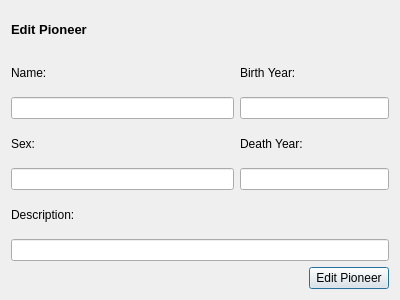
First picture: the form in vika3/ui/editpioneer.ui, repository hlynurstef/Verklegt-namskeid-1-vika-3, before the edit.
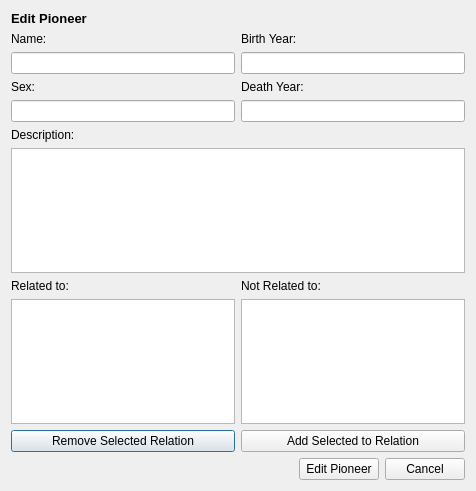
Second picture: the form after the edit. Icons and pictures are not drawn.

Commit message: added layout for edit windows

Diff of the .ui file:
```diff
--- a/vika3/ui/editpioneer.ui
+++ b/vika3/ui/editpioneer.ui
@@ -6,8 +6,8 @@
    <rect>
     <x>0</x>
     <y>0</y>
-    <width>400</width>
-    <height>300</height>
+    <width>476</width>
+    <height>491</height>
    </rect>
   </property>
   <property name="windowTitle">
@@ -17,70 +17,196 @@
    <iconset resource="resources.qrc">
     <normaloff>:/icons/Images/edit_.png</normaloff>:/icons/Images/edit_.png</iconset>
   </property>
-  <layout class="QGridLayout" name="gridLayout">
-   <item row="0" column="0">
-    <widget class="QLabel" name="label">
+  <layout class="QVBoxLayout" name="verticalLayout_5">
+   <item>
+    <widget class="QLabel" name="label_edit_pioneer">
      <property name="text">
       <string>&lt;html&gt;&lt;head/&gt;&lt;body&gt;&lt;p&gt;&lt;span style=&quot; font-size:10pt; font-weight:600;&quot;&gt;Edit Pioneer&lt;/span&gt;&lt;/p&gt;&lt;/body&gt;&lt;/html&gt;</string>
      </property>
     </widget>
    </item>
-   <item row="1" column="0">
+   <item>
+    <layout class="QHBoxLayout" name="horizontalLayout_7">
+     <item>
+      <layout class="QVBoxLayout" name="verticalLayout_4">
+       <item>
+        <layout class="QHBoxLayout" name="horizontalLayout_5">
+         <item>
     <widget class="QLabel" name="label_name">
      <property name="text">
       <string>Name:</string>
      </property>
     </widget>
    </item>
-   <item row="1" column="1">
-    <widget class="QLabel" name="label_birth_year">
+         <item>
+          <widget class="QLabel" name="label_name_error">
      <property name="text">
-      <string>Birth Year:</string>
+            <string/>
      </property>
     </widget>
    </item>
-   <item row="2" column="0">
+        </layout>
+       </item>
+       <item>
     <widget class="QLineEdit" name="edit_name"/>
    </item>
-   <item row="2" column="1" colspan="2">
-    <widget class="QLineEdit" name="edit_birth_year"/>
-   </item>
-   <item row="3" column="0">
+       <item>
+        <layout class="QHBoxLayout" name="horizontalLayout_4">
+         <item>
     <widget class="QLabel" name="label_sex">
      <property name="text">
       <string>Sex:</string>
      </property>
     </widget>
    </item>
-   <item row="3" column="1">
+         <item>
+          <widget class="QLabel" name="label_sex_error">
+           <property name="text">
+            <string/>
+           </property>
+          </widget>
+         </item>
+        </layout>
+       </item>
+       <item>
+        <widget class="QLineEdit" name="edit_sex"/>
+       </item>
+      </layout>
+     </item>
+     <item>
+      <layout class="QVBoxLayout" name="verticalLayout_3">
+       <item>
+        <layout class="QHBoxLayout" name="horizontalLayout_6">
+         <item>
+          <widget class="QLabel" name="label_birth_year">
+           <property name="text">
+            <string>Birth Year:</string>
+           </property>
+          </widget>
+         </item>
+         <item>
+          <widget class="QLabel" name="label_birth_year_error">
+           <property name="text">
+            <string/>
+           </property>
+          </widget>
+         </item>
+        </layout>
+       </item>
+       <item>
+        <widget class="QLineEdit" name="edit_birth_year"/>
+       </item>
+       <item>
     <widget class="QLabel" name="label_death_year">
      <property name="text">
       <string>Death Year:</string>
      </property>
     </widget>
    </item>
-   <item row="4" column="0">
-    <widget class="QLineEdit" name="edit_sex"/>
-   </item>
-   <item row="4" column="1" colspan="2">
+       <item>
     <widget class="QLineEdit" name="edit_death_year"/>
    </item>
-   <item row="5" column="0">
+      </layout>
+     </item>
+    </layout>
+   </item>
+   <item>
+    <layout class="QHBoxLayout" name="horizontalLayout_3">
+     <item>
     <widget class="QLabel" name="label_description">
      <property name="text">
       <string>Description:</string>
      </property>
     </widget>
    </item>
-   <item row="6" column="0" colspan="3">
-    <widget class="QLineEdit" name="edit_description"/>
-   </item>
-   <item row="7" column="2">
+     <item>
+      <widget class="QLabel" name="label_description_error">
+       <property name="text">
+        <string/>
+       </property>
+      </widget>
+     </item>
+    </layout>
+   </item>
+   <item>
+    <widget class="QTextEdit" name="edit_description"/>
+   </item>
+   <item>
+    <layout class="QHBoxLayout" name="horizontalLayout_2">
+     <item>
+      <layout class="QVBoxLayout" name="verticalLayout_2">
+       <item>
+        <widget class="QLabel" name="label_6">
+         <property name="text">
+          <string>Related to:</string>
+         </property>
+        </widget>
+       </item>
+       <item>
+        <widget class="QListWidget" name="list_related_computers"/>
+       </item>
+       <item>
+        <widget class="QPushButton" name="button_remove_relation">
+         <property name="text">
+          <string>Remove Selected Relation</string>
+         </property>
+        </widget>
+       </item>
+      </layout>
+     </item>
+     <item>
+      <layout class="QVBoxLayout" name="verticalLayout">
+       <item>
+        <widget class="QLabel" name="label_7">
+         <property name="text">
+          <string>Not Related to:</string>
+         </property>
+        </widget>
+       </item>
+       <item>
+        <widget class="QListWidget" name="list_unrelated_computers"/>
+       </item>
+       <item>
+        <widget class="QPushButton" name="button_add_relation">
+         <property name="text">
+          <string>Add Selected to Relation</string>
+         </property>
+        </widget>
+       </item>
+      </layout>
+     </item>
+    </layout>
+   </item>
+   <item>
+    <layout class="QHBoxLayout" name="horizontalLayout">
+     <item>
+      <spacer name="horizontalSpacer">
+       <property name="orientation">
+        <enum>Qt::Horizontal</enum>
+       </property>
+       <property name="sizeHint" stdset="0">
+        <size>
+         <width>40</width>
+         <height>20</height>
+        </size>
+       </property>
+      </spacer>
+     </item>
+     <item>
     <widget class="QPushButton" name="button_edit_pioneer">
      <property name="text">
       <string>Edit Pioneer</string>
      </property>
     </widget>
+     </item>
+     <item>
+      <widget class="QPushButton" name="button_cancel">
+       <property name="text">
+        <string>Cancel</string>
+       </property>
+      </widget>
+     </item>
+    </layout>
    </item>
   </layout>
  </widget>
```
Lines whose indentation alone changed are shown as unchanged. The commit also changes 2 other files.
